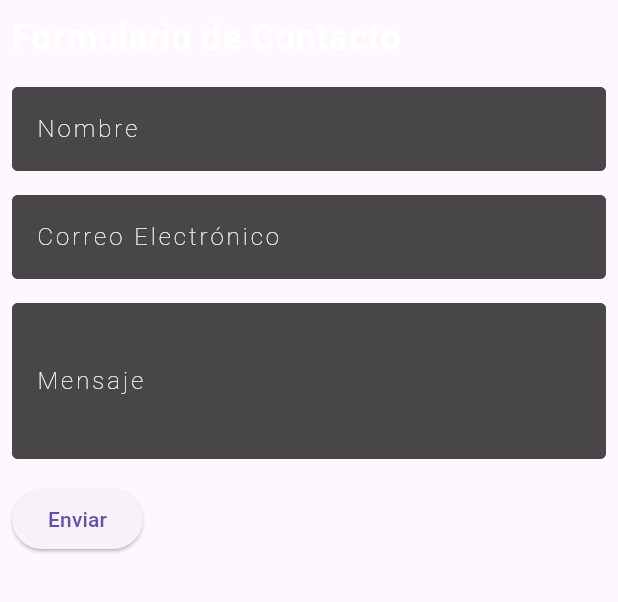
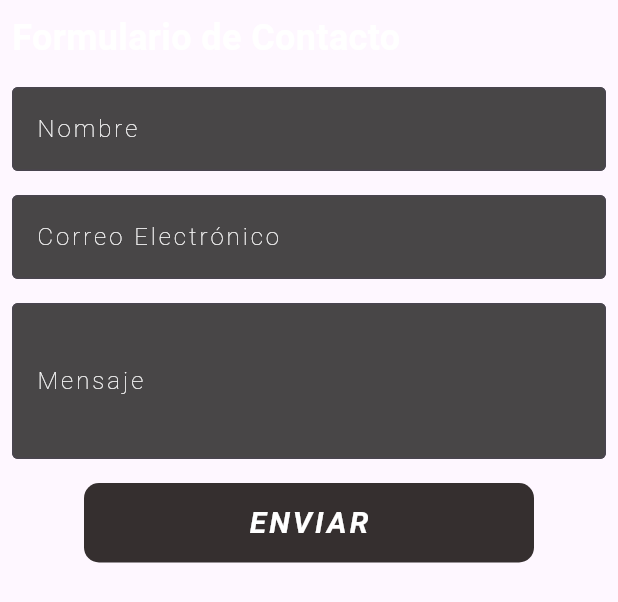
Before and after one commit to adriipereez/diamond_motor_sport, a Flutter app: the ContactForm widget shown alone on an empty page, opened directly, on a phone screen of 412 x 824 dp. Shown: the top 602 px of the screen. Run offline on Flutter 3.47's test engine with Material 3 defaults, Android fonts, the phone set to English and light mode, and no system bars; our stand-ins replace cloud_firestore, firebase_auth, firebase_core, google_fonts, video_player; missing offline and left inert: dart:html, dart:js; accounts and stored records are empty; generated files the repository leaves out were written again; Roboto replaces fonts that are missing (Kanit).

Commit message:
(Juntado dos versiones) Video implementado y modificar boton form

```diff
--- a/lib/auth/servicio_auth.dart
+++ b/lib/auth/servicio_auth.dart
@@ -62,10 +62,6 @@ Future<String> obtenerDatosUsuario(String uid) async { print('hola');
     if (snapshot.exists) {
       // Si el documento existe, puedes acceder a todos los campos
       Map<String, dynamic> data = snapshot.data() as Map<String, dynamic>;
-      /*print('Datos del usuario:');
-      data.forEach((key, value) {
-        print('$key: $value');
-      });*/
       return data['nombre'];
     } else {
       return('El documento no existe');
--- a/lib/paginas/home.dart
+++ b/lib/paginas/home.dart
@@ -8,7 +8,6 @@ import 'package:diamond_motor_sport/componentes/footer.dart';
 import 'package:flutter/material.dart';
 import 'package:google_fonts/google_fonts.dart';
 import 'package:video_player/video_player.dart';
-
 
 class Home extends StatelessWidget {
   const Home({Key? key});
@@ -109,7 +108,7 @@ class Home extends StatelessWidget {
                           child: HoverImageWidget(
                             'assets/image1.jpg',
                             Text(
-                            'Coches Gasolina',
+                              'Coches Gasolina',
                               style: TextStyle(
                                 fontSize: 25,
                                 color: Colors.black,
@@ -172,6 +171,8 @@ class Home extends StatelessWidget {
                   ),
                   SizedBox(height: 75.0),
                   ContactForm(),
+                  Divider(),
+                  Footer(),
                 ],
               ),
             ),
@@ -487,18 +488,47 @@ class _ContactFormState extends State<ContactForm> {
             const SizedBox(height: 16.0),
             CustomTextField(controller: _nameController, hintText: 'Nombre'),
             const SizedBox(height: 16.0),
-            CustomTextField(controller: _emailController, hintText: 'Correo Electrónico'),
-             const SizedBox(height: 16.0),
-            CustomTextField(controller: _messageController, hintText: 'Mensaje', maxLines: 3,),
+            CustomTextField(
+                controller: _emailController, hintText: 'Correo Electrónico'),
             const SizedBox(height: 16.0),
-            ElevatedButton(
-              onPressed: () {
-                print('Enviando formulario...');
-                print('Nombre: ${_nameController.text}');
-                print('Correo Electrónico: ${_emailController.text}');
-                print('Mensaje: ${_messageController.text}');
-              },
-              child: const Text('Enviar'),
+            CustomTextField(
+              controller: _messageController,
+              hintText: 'Mensaje',
+              maxLines: 3,
+            ),
+            const SizedBox(height: 16.0),
+            Center(
+              child: Container(
+                width: 300,
+                decoration: BoxDecoration(
+                  color: Color.fromARGB(255, 53, 47, 47), // Color de fondo rojo
+                  borderRadius: BorderRadius.circular(
+                      10), // Bordes más cuadrados con radio de 10
+                ),
+                child: Material(
+                  color: Colors.transparent,
+                  child: InkWell(
+                    onTap: () {
+
+                    },
+                    child: const Padding(
+                      padding: EdgeInsets.all(12.0),
+                      child: Center(
+                        child: Text(
+                          'ENVIAR',
+                          style: TextStyle(
+                            fontStyle: FontStyle.italic,
+                            letterSpacing: 2,
+                            color: Colors.white, // Color de texto blanco
+                            fontWeight: FontWeight.bold,
+                            fontSize: 20,
+                          ),
+                        ),
+                      ),
+                    ),
+                  ),
+                ),
+              ),
             ),
           ],
         ),
--- a/lib/paginas/sobrenosotros.dart
+++ b/lib/paginas/sobrenosotros.dart
@@ -12,7 +12,7 @@ class SobreNosotros extends StatelessWidget {
     return Scaffold(
       backgroundColor: Colors.black,
       appBar: const CustomAppBar(),
-      drawer: const CustomDrawer(),
+      drawer: CustomDrawer(),
       body: Center(
         child: Padding(
           padding: const EdgeInsets.all(16.0),
```
Also changed, not shown: pubspec.lock.
